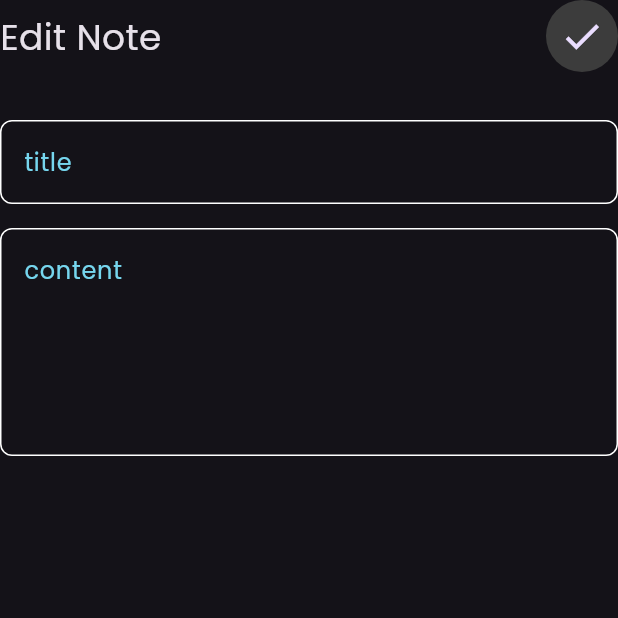
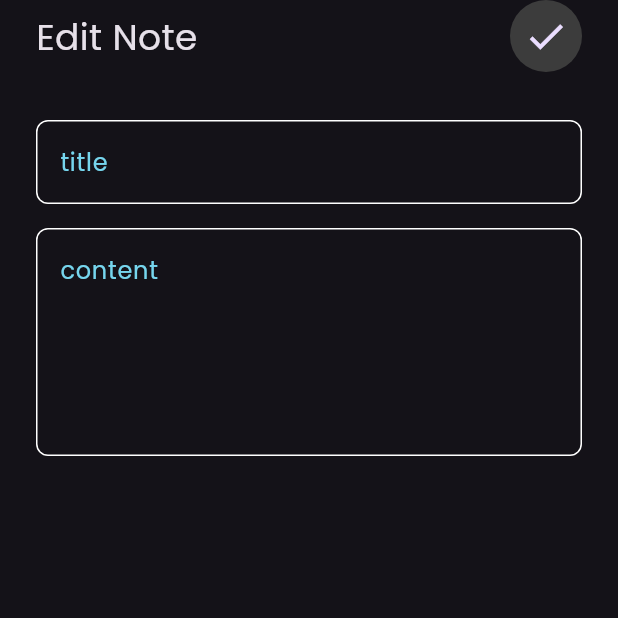
Before and after one commit to KARIMARAFAT/notes_app, a Flutter app: the EditNoteView screen opened directly, on a phone screen of 412 x 824 dp, the top half of it. Run offline on Flutter 3.47's test engine with Material 3 defaults, Android fonts, the phone set to English and light mode, and no system bars; our stand-ins replace font_awesome_flutter.

```diff
--- a/lib/widgets/custom_app_bar.dart
+++ b/lib/widgets/custom_app_bar.dart
@@ -13,7 +13,7 @@ class CustomAppBar extends StatelessWidget {
         CircleAvatar(
           radius: 24,
           backgroundColor: Color(0xff3C3C3C),
-          child: Icon(icon, size: 30),
+          child: IconButton(onPressed: () {}, icon: Icon(icon, size: 30)),
         ),
       ],
     );
--- a/lib/widgets/edit_note_view_body.dart
+++ b/lib/widgets/edit_note_view_body.dart
@@ -8,6 +8,8 @@ class EditNoteViewBody extends StatelessWidget {
   @override
   Widget build(BuildContext context) {
     return SafeArea(
+      child: Padding(
+        padding: const EdgeInsets.symmetric(horizontal: 24),
         child: Column(
           children: [
             CustomAppBar(title: 'Edit Note', icon: Icons.check),
@@ -18,6 +20,7 @@ class EditNoteViewBody extends StatelessWidget {
             SizedBox(height: 32),
           ],
         ),
+      ),
     );
   }
 }
```
Also changed, not shown: lib/models/note_model.dart (added, +12 -0 lines). Lines whose indentation alone changed are shown as unchanged.
